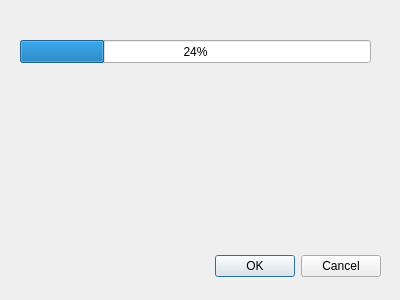
Old version of the form NxNandManager/gui/resizeuser.ui in the repository eliboa/NxNandManager.
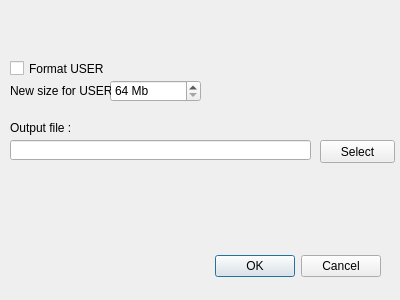
New version of the form.

Commit message: continued GUI implentation for v3.0

```diff
--- a/NxNandManager/gui/resizeuser.ui
+++ b/NxNandManager/gui/resizeuser.ui
@@ -29,17 +29,107 @@
     <set>QDialogButtonBox::Cancel|QDialogButtonBox::Ok</set>
    </property>
   </widget>
-  <widget class="QProgressBar" name="progressBar">
+  <widget class="QSpinBox" name="new_size">
    <property name="geometry">
     <rect>
-     <x>20</x>
-     <y>40</y>
-     <width>351</width>
-     <height>23</height>
+     <x>110</x>
+     <y>80</y>
+     <width>91</width>
+     <height>22</height>
     </rect>
    </property>
+   <property name="suffix">
+    <string> Mb</string>
+   </property>
+   <property name="minimum">
+    <number>64</number>
+   </property>
+   <property name="maximum">
+    <number>999999</number>
+   </property>
+   <property name="singleStep">
+    <number>64</number>
+   </property>
    <property name="value">
-    <number>24</number>
+    <number>64</number>
+   </property>
+   <property name="displayIntegerBase">
+    <number>10</number>
+   </property>
+  </widget>
+  <widget class="QLabel" name="new_size_label">
+   <property name="geometry">
+    <rect>
+     <x>10</x>
+     <y>80</y>
+     <width>101</width>
+     <height>21</height>
+    </rect>
+   </property>
+   <property name="text">
+    <string>New size for USER :</string>
+   </property>
+  </widget>
+  <widget class="QCheckBox" name="checkBox">
+   <property name="geometry">
+    <rect>
+     <x>10</x>
+     <y>60</y>
+     <width>101</width>
+     <height>17</height>
+    </rect>
+   </property>
+   <property name="text">
+    <string>Format USER</string>
+   </property>
+  </widget>
+  <widget class="QLineEdit" name="lineEdit">
+   <property name="geometry">
+    <rect>
+     <x>10</x>
+     <y>140</y>
+     <width>301</width>
+     <height>20</height>
+    </rect>
+   </property>
+  </widget>
+  <widget class="QPushButton" name="pushButton">
+   <property name="geometry">
+    <rect>
+     <x>320</x>
+     <y>140</y>
+     <width>75</width>
+     <height>23</height>
+    </rect>
+   </property>
+   <property name="text">
+    <string>Select</string>
+   </property>
+  </widget>
+  <widget class="QLabel" name="label">
+   <property name="geometry">
+    <rect>
+     <x>10</x>
+     <y>120</y>
+     <width>71</width>
+     <height>16</height>
+    </rect>
+   </property>
+   <property name="text">
+    <string>Output file :</string>
+   </property>
+  </widget>
+  <widget class="QLabel" name="range_size_label">
+   <property name="geometry">
+    <rect>
+     <x>210</x>
+     <y>80</y>
+     <width>181</width>
+     <height>21</height>
+    </rect>
+   </property>
+   <property name="text">
+    <string/>
    </property>
   </widget>
  </widget>
```
The commit also changes 6 other files.
